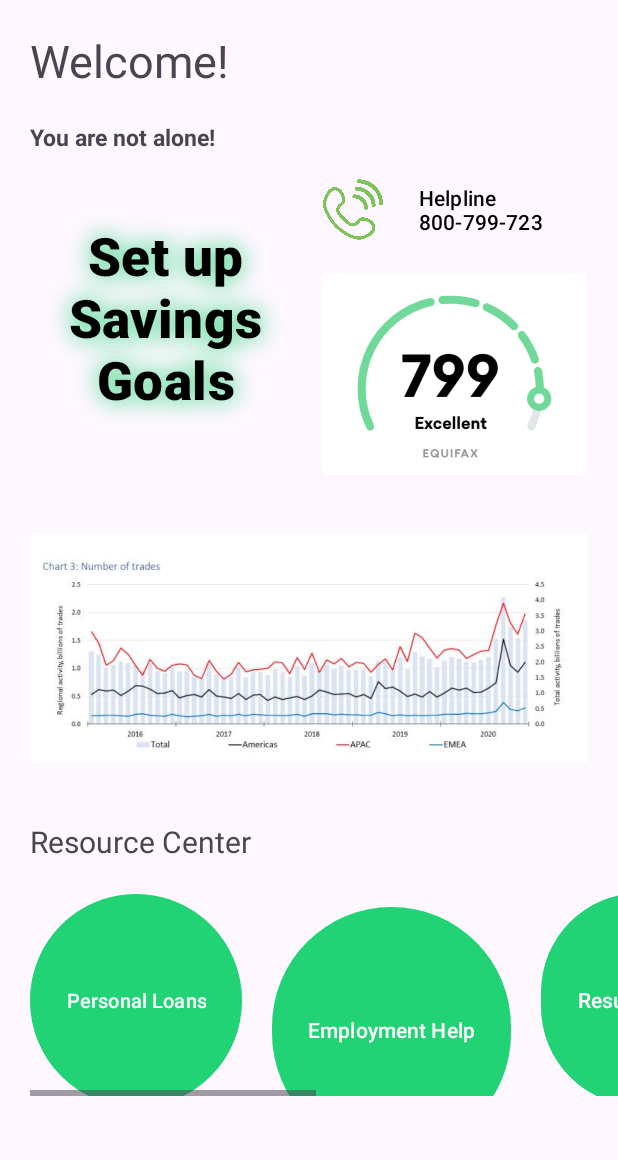
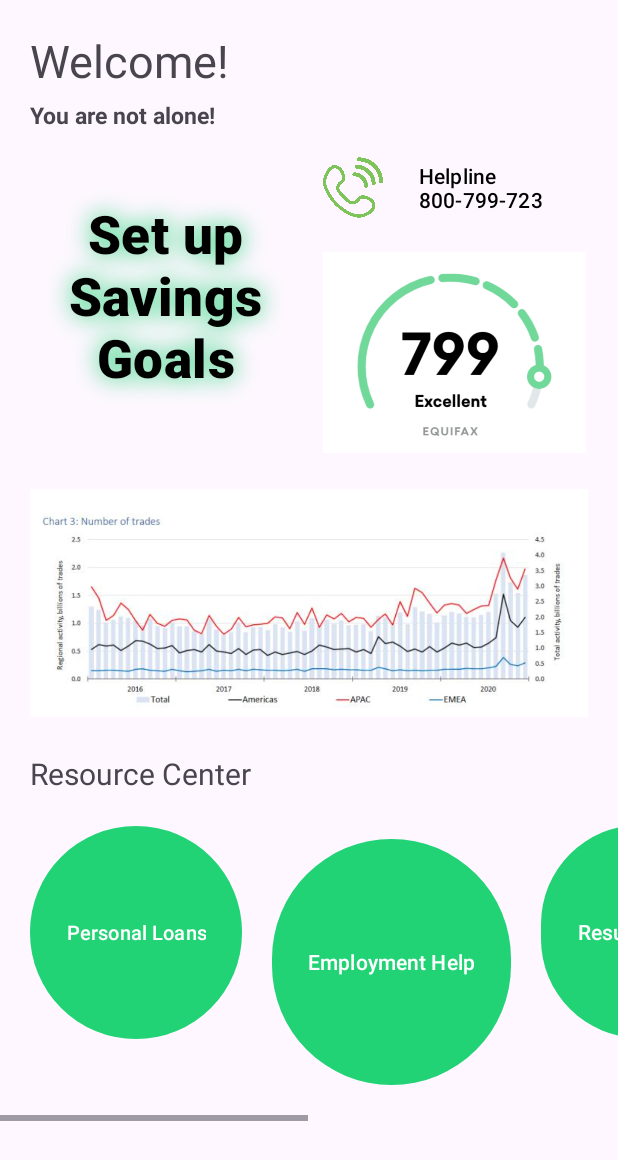
Before and after one commit to jaresinunez/Calculate, an Android app: the Dashboard screen opened directly, with no data from a screen before it, on a phone screen of 412 x 824 dp. Shown: the top 1160 px of the screen. Run offline under Robolectric (Android 15) with nearby library versions, the phone set to English and light mode, and no system bars; libraries missing offline, so code that uses them is left out: org.eazegraph.lib; plain views replace PieChart; 4 statements that could not run were skipped.

Commit message:
changed dashboard design

```diff
--- a/app/src/main/res/layout/activity_dashboard.xml
+++ b/app/src/main/res/layout/activity_dashboard.xml
@@ -23,7 +23,7 @@
             android:layout_width="match_parent"
             android:layout_height="wrap_content"
             android:layout_marginHorizontal="20sp"
-            android:layout_marginTop="20sp"
+            android:layout_marginTop="5sp"
             android:text="You are not alone!"
             android:textStyle="bold"
             android:textSize="15sp" />
@@ -102,7 +102,6 @@
             android:layout_width="match_parent"
             android:layout_height="200sp"
             android:layout_marginHorizontal="20sp"
-            android:layout_marginTop="15sp"
             android:src="@drawable/stocks"/>
 
         <TextView
@@ -110,14 +109,13 @@
             android:layout_height="wrap_content"
             android:text="Resource Center"
             android:textSize="20sp"
-            android:layout_marginHorizontal="20sp"
-            android:layout_marginTop="15sp"/>
+            android:layout_marginHorizontal="20sp"/>
 
         <HorizontalScrollView
             android:layout_width="match_parent"
-            android:layout_marginStart="20sp"
             android:layout_marginTop="6sp"
-            android:layout_height="150sp">
+            android:layout_height="wrap_content"
+            android:layout_marginBottom="4sp">
             <LinearLayout
                 android:layout_width="match_parent"
                 android:layout_height="wrap_content"
@@ -127,6 +125,7 @@
                     android:id="@+id/btnPR"
                     android:layout_width="match_parent"
                     android:layout_height="150dp"
+                    android:layout_marginStart="20sp"
                     android:text="Personal Loans"
                     android:textSize="13dp"/>
 
```
